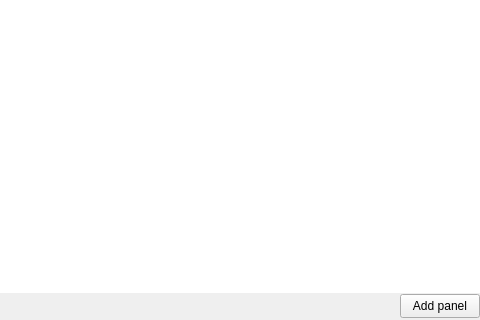
Above: plugins/perspective/GraphPerspective/designer/GraphHierarchiesEditor.ui from Tulip-Dev/tulip before the change; both pictures show x 117 to 597 and y 97 to 417 of the 597 by 417 pixel window. Below: the same form after it.
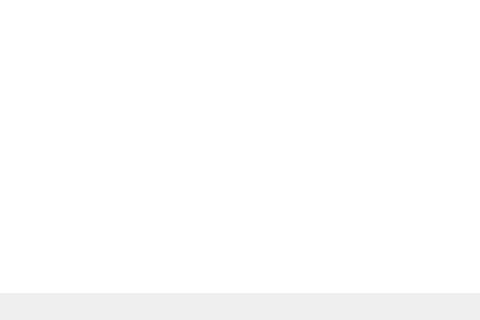
That is the form after the change. Icons and pictures are not drawn. Custom widgets are drawn as their Qt base class.

Commit message: move the 'Add panel' button to allow to add a panel even when the sidebar is hidden

```diff
--- a/plugins/perspective/GraphPerspective/designer/GraphHierarchiesEditor.ui
+++ b/plugins/perspective/GraphPerspective/designer/GraphHierarchiesEditor.ui
@@ -131,26 +131,6 @@
         </property>
        </spacer>
       </item>
-      <item>
-       <widget class="QPushButton" name="addPanelButton">
-        <property name="minimumSize">
-         <size>
-          <width>0</width>
-          <height>24</height>
-         </size>
-        </property>
-        <property name="toolTip">
-         <string>Add a new panel into the workspace&lt;br/&gt;for the data of a graph to select.</string>
-        </property>
-        <property name="text">
-         <string>Add panel</string>
-        </property>
-        <property name="icon">
-         <iconset>
-          <normaloff>:/tulip/graphperspective/icons/16/view-add.png</normaloff>:/tulip/graphperspective/icons/16/view-add.png</iconset>
-        </property>
-       </widget>
-      </item>
      </layout>
     </widget>
    </item>
```
Left out of the diff: 18 changed lines with no effect on the pictures. The commit also changes 4 other files.
